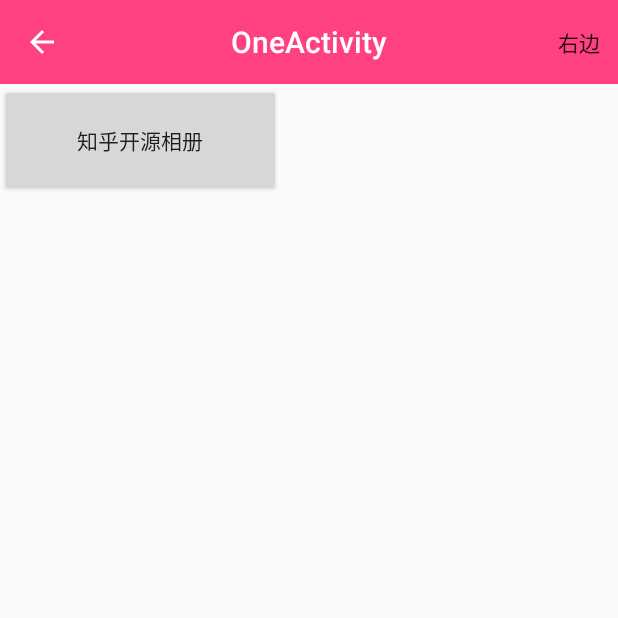
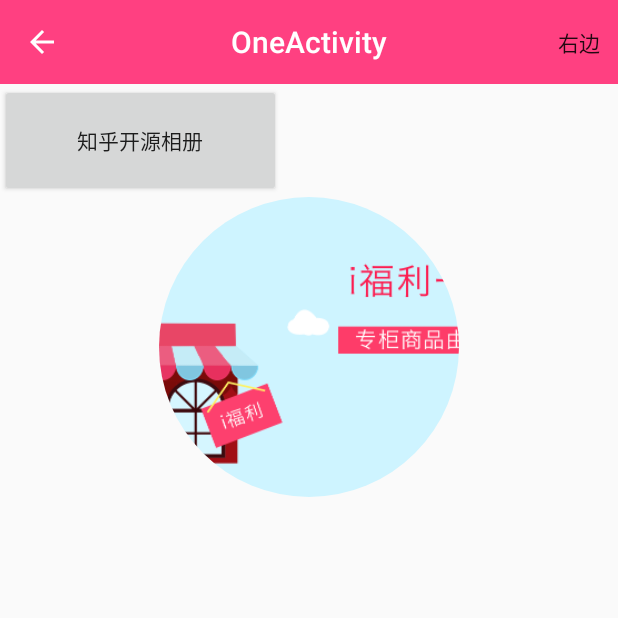
Before and after one commit to Limy1992/frame, an Android app: the OneActivity screen opened directly, with no data from a screen before it, on a phone screen of 412 x 824 dp, the top half of it. Run offline under Robolectric (Android 15) with nearby library versions, the phone set to English and light mode, and no system bars; our stand-ins replace ButterKnife, CircleImageView, RxJava; libraries missing offline, so code that uses them is left out: com.tbruyelle.rxpermissions2, com.zhihu.matisse.

Commit message:
添加一张资源图片

```diff
--- a/app/src/main/res/layout/activity_one.xml
+++ b/app/src/main/res/layout/activity_one.xml
@@ -16,8 +16,9 @@
 
     <de.hdodenhof.circleimageview.CircleImageView
         android:id="@+id/one_lv"
+        android:src="@mipmap/ic_merchant_main01"
         android:layout_gravity="center"
-        android:layout_width="@dimen/x100"
-        android:layout_height="@dimen/x100" />
+        android:layout_width="@dimen/x160"
+        android:layout_height="@dimen/x160" />
 
 </LinearLayout>
--- a/baselibary/src/main/java/lmy/com/utilslib/app/BaseApplication.java
+++ b/baselibary/src/main/java/lmy/com/utilslib/app/BaseApplication.java
@@ -17,7 +17,7 @@ import lmy.com.utilslib.utils.Utils;
 public class BaseApplication extends Application {
     @Override
     public void onCreate() {
-        String processName = Utils.getProcessName(Process.myPid());
+        String processName = Utils.getProcessName(this, Process.myPid());
         if (processName != null) {
             if (!processName.equals(getPackageName())) {
                 return;
--- a/baselibary/src/main/java/lmy/com/utilslib/utils/Utils.java
+++ b/baselibary/src/main/java/lmy/com/utilslib/utils/Utils.java
@@ -91,7 +91,7 @@ public class Utils {
      * @return 进程名称
      */
 
-    public static String getProcessName(int pid) {
+    public static String getProcessName(Context context, int pid) {
         ActivityManager am = (ActivityManager) context.getSystemService(Context.ACTIVITY_SERVICE);
         List<ActivityManager.RunningAppProcessInfo> runningApps = am.getRunningAppProcesses();
         if (runningApps == null) {
```
Also changed, not shown: app/src/main/java/com/lmy/audio/ui/activity/OneActivity.java (+7 -6 lines), baselibary/src/main/res/mipmap-xxhdpi/ic_merchant_main01.png (added).
